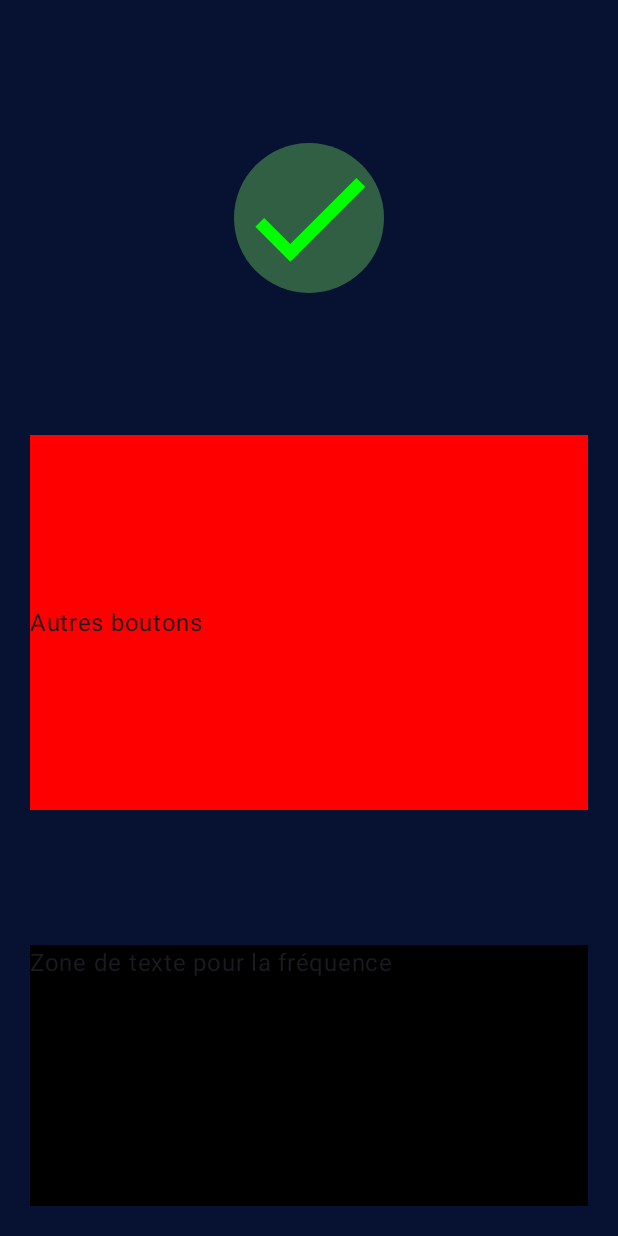
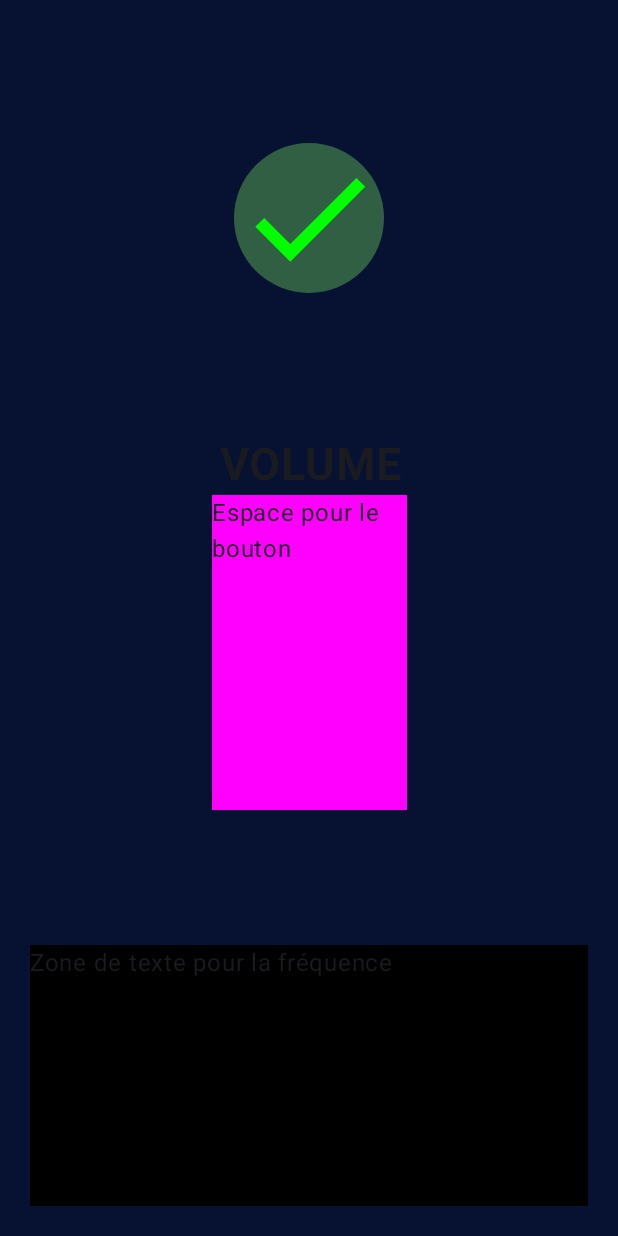
Before and after one commit to WilliamsLenkeu/TelecommandeUniversel, an Android app built with Jetpack Compose: the screen it shows after launch (MainActivity), on a phone screen of 412 x 824 dp. Run offline under Robolectric (Android 15) with nearby library versions, the phone set to English and light mode, and no system bars.

Commit message:
mise en place de l'interface pour le bouton de volume

```diff
--- a/app/src/main/java/com/learn/telecommandeuniversel/HomeScreen.kt
+++ b/app/src/main/java/com/learn/telecommandeuniversel/HomeScreen.kt
@@ -7,7 +7,10 @@ import androidx.compose.runtime.Composable
 import androidx.compose.ui.Alignment
 import androidx.compose.ui.Modifier
 import androidx.compose.ui.graphics.Color
+import androidx.compose.ui.text.font.FontWeight
+import androidx.compose.ui.text.style.TextAlign
 import androidx.compose.ui.unit.dp
+import androidx.compose.ui.unit.sp
 import com.learn.telecommandeuniversel.ui.theme.background
 
 @Composable
@@ -32,13 +35,35 @@ fun HomeScreen(){
         }
         Row(
             modifier = Modifier
-                .fillMaxWidth()
+                .width(150.dp)
                 .height(270.dp)
-                .padding(10.dp)
-                .background(Color.Red),
+                .padding(10.dp),
             verticalAlignment = Alignment.CenterVertically,
         ) {
-            Text(text = "Autres boutons")
+            Column {
+                Row(
+                    modifier = Modifier
+                        .fillMaxWidth()
+                        .height(40.dp),
+                    horizontalArrangement = Arrangement.Center,
+                    verticalAlignment = Alignment.CenterVertically
+                ) {
+                    Text(
+                        text = "VOLUME",
+                        textAlign = TextAlign.Center,
+                        fontWeight = FontWeight.Bold,
+                        fontSize = 30.sp
+                    )
+                }
+                Row(
+                    modifier = Modifier
+                        .background(Color.Magenta)
+                        .fillMaxWidth()
+                        .fillMaxHeight()
+                ) {
+                    Text(text = "Espace pour le bouton")
+                }
+            }
         }
         Row(
             modifier = Modifier
--- a/app/src/main/java/com/learn/telecommandeuniversel/MyButton.kt
+++ b/app/src/main/java/com/learn/telecommandeuniversel/MyButton.kt
@@ -58,3 +58,7 @@ fun MyPowerButton() {
 
     }
 }
+
+fun VolumeButtom() {
+
+}
```
